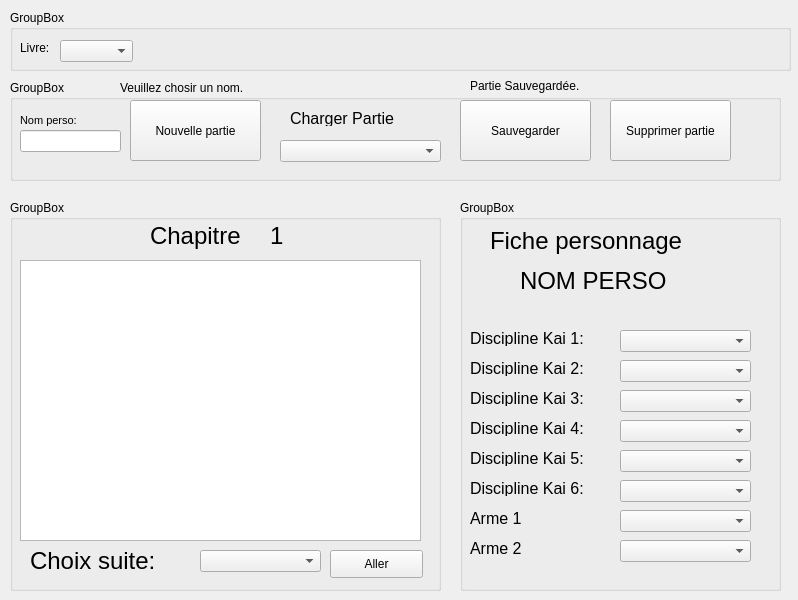
First picture: the form in main_window.ui, repository 2162216cotevincent/BD2_LDVELH, before the edit.
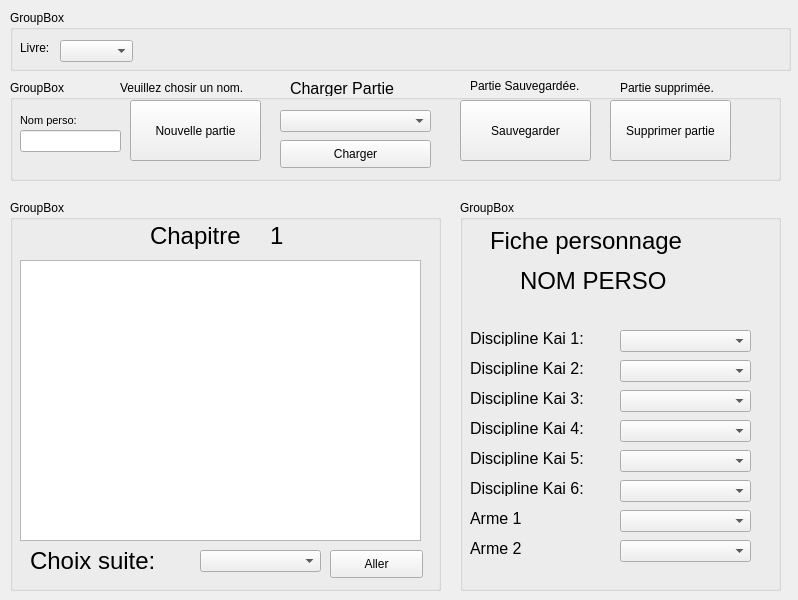
Second picture: the form after the edit.

What changed in the file:
```diff
--- a/main_window.ui
+++ b/main_window.ui
@@ -92,8 +92,8 @@
      <property name="geometry">
       <rect>
        <x>270</x>
-       <y>60</y>
-       <width>161</width>
+       <y>30</y>
+       <width>151</width>
        <height>22</height>
       </rect>
      </property>
@@ -102,7 +102,7 @@
      <property name="geometry">
       <rect>
        <x>280</x>
-       <y>30</y>
+       <y>0</y>
        <width>141</width>
        <height>16</height>
       </rect>
@@ -183,6 +183,32 @@
       <string>Partie Sauvegardée.</string>
      </property>
     </widget>
+    <widget class="QPushButton" name="pushButton">
+     <property name="geometry">
+      <rect>
+       <x>270</x>
+       <y>60</y>
+       <width>151</width>
+       <height>28</height>
+      </rect>
+     </property>
+     <property name="text">
+      <string>Charger</string>
+     </property>
+    </widget>
+    <widget class="QLabel" name="label_supression">
+     <property name="geometry">
+      <rect>
+       <x>610</x>
+       <y>0</y>
+       <width>101</width>
+       <height>16</height>
+      </rect>
+     </property>
+     <property name="text">
+      <string>Partie supprimée.</string>
+     </property>
+    </widget>
    </widget>
    <widget class="QGroupBox" name="groupBox_3">
     <property name="geometry">
```
